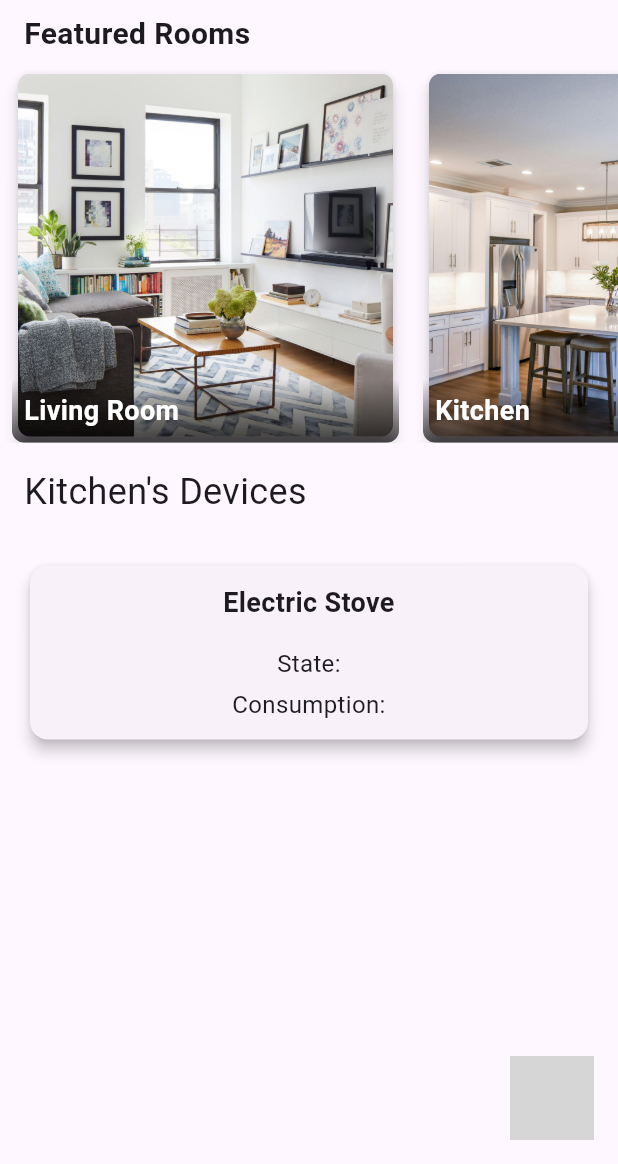
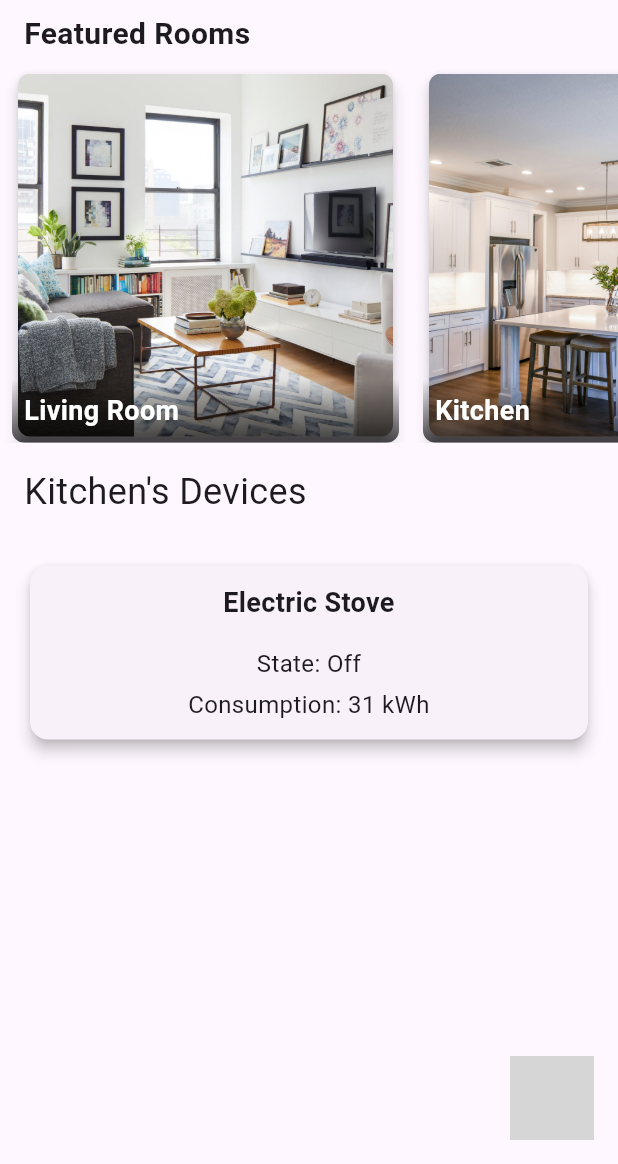
Before and after one commit to Ervin-Capuno/flutter_ui_final_project, a Flutter app: the screen it shows after launch, after a tap on "Living Room", after a tap on "Kitchen", on a phone screen of 412 x 824 dp, the part 72-1236 px from its top. Run offline on Flutter 3.47's test engine with Material 3 defaults, Android fonts, the phone set to English and light mode, and no system bars; missing offline and left inert: flutter_arc_speed_dial; grey boxes are pictures that could not be loaded.

Commit message:
Refactored code

```diff
--- a/lib/common_widgets/bottom_sheet_class.dart
+++ b/lib/common_widgets/bottom_sheet_class.dart
@@ -1,4 +1,6 @@
 import 'package:flutter/material.dart';
+import '../data/dummy_data.dart';
+import '../models/room_model.dart';
 
 class BottomSheetManager {
   static void showAddDeviceBottomSheet(BuildContext context) {
@@ -15,6 +17,18 @@ class BottomSheetManager {
             ),
             TextFormField(
               decoration: InputDecoration(labelText: 'Device Background Image'),
+            ),
+            DropdownButtonFormField<String>(
+              decoration: InputDecoration(labelText: 'Room name'),
+              items: rooms.map((Room room) {
+                return DropdownMenuItem<String>(
+                  value: room.name,
+                  child: Text(room.name),
+                );
+              }).toList(),
+              onChanged: (String? value) {
+                // Handle onChanged event if needed
+              },
             ),
           ],
         );
@@ -63,7 +77,6 @@ class BottomSheetManager {
             SizedBox(height: 20.0),
             ElevatedButton(
               onPressed: () {
-                // Handle form submission
                 Navigator.pop(context);
               },
               child: Text('Submit'),
--- /dev/null
+++ b/lib/data/dummy_data.dart
@@ -0,0 +1,39 @@
+import '../models/room_model.dart';
+import '../models/devices_model.dart';
+
+List<Room> rooms = [
+  Room(
+    name: 'Living Room',
+    backgroundImage: 'img/living_room.jpg',
+    temperature: 31.0,
+    lightLevel: 89.1,
+    devices: [
+      Devices(
+        name: 'TV',
+        image: '',
+        state: 'On',
+        consumption: '150 kWh',
+      ),
+      Devices(
+        name: 'Lamp',
+        image: '',
+        state: 'Off',
+        consumption: '20 kWh',
+      ),
+    ],
+  ),
+  Room(
+    name: 'Kitchen',
+    backgroundImage: 'img/kitchen.jpg',
+    temperature: 27.0,
+    lightLevel: 87.1,
+    devices: [
+      Devices(
+        name: 'Electric Stove',
+        image: '',
+        state: 'Off',
+        consumption: '31 kWh',
+      ),
+    ],
+  ),
+];
--- a/lib/homepage_content.dart
+++ b/lib/homepage_content.dart
@@ -1,9 +1,11 @@
 import 'package:flutter/material.dart';
 import 'room_page.dart';
+import 'data/dummy_data.dart';
+import 'models/devices_model.dart';
 import 'models/room_model.dart';
+import 'common_widgets/bottom_sheet.dart';
+import 'common_widgets/room_widgets.dart';
 import 'common_widgets/devices_widgets.dart';
-import 'common_widgets/bottom_sheet.dart';
-import 'models/devices_model.dart';
 
 class HomePageContent extends StatefulWidget {
   const HomePageContent({Key? key}) : super(key: key);
@@ -13,44 +15,7 @@ class HomePageContent extends StatefulWidget {
 }
 
 class _HomePageContentState extends State<HomePageContent> {
-  Room? _selectedRoom; // Track the selected room
-
-  List<Room> rooms = [
-    Room(
-      name: 'Living Room',
-      backgroundImage: 'img/living_room.jpg',
-      temperature: 31.0,
-      lightLevel: 89.1,
-      devices: [
-        Devices(
-          name: 'TV',
-          image: 'img/tv.jpg',
-          state: 'On',
-          consumption: '150W',
-        ),
-        Devices(
-          name: 'Lamp',
-          image: 'img/lamp.jpg',
-          state: 'Off',
-          consumption: '20W',
-        ),
-      ],
-    ),
-    Room(
-      name: 'Kitchen',
-      backgroundImage: 'img/kitchen.jpg',
-      temperature: 27.0,
-      lightLevel: 87.1,
-      devices: [
-        Devices(
-          name: 'Electric Stove',
-          image: '',
-          state: '',
-          consumption: '',
-        ),
-      ],
-    ),
-  ];
+  Room? _selectedRoom;
 
   @override
   Widget build(BuildContext context) {
```
